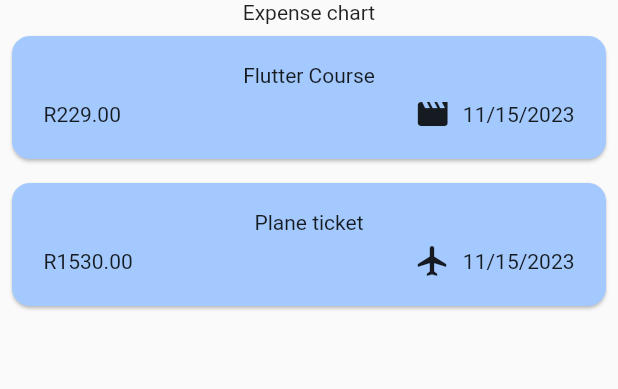
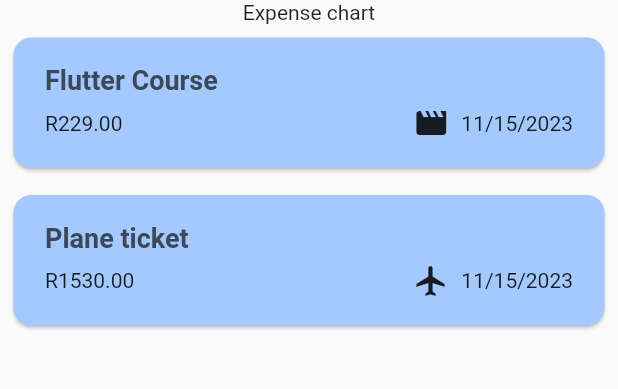
Before and after one commit to Silva3012/expense_harmony, a Flutter app: the screen it shows after launch, on a phone screen of 412 x 824 dp, the part 84-473 px from its top. Run offline on Flutter 3.47's test engine with Material 2 defaults, Android fonts, the light colour scheme and no system bars.

Commit message:
Use theme data in some of the Widgets

```diff
--- a/lib/main.dart
+++ b/lib/main.dart
@@ -16,7 +16,7 @@ void main() {
         ),
         cardTheme: const CardTheme().copyWith(
           color: kColorScheme.inversePrimary,
-          margin: const EdgeInsets.all(8),
+          margin: const EdgeInsets.all(9),
         ),
         elevatedButtonTheme: ElevatedButtonThemeData(
           style: ElevatedButton.styleFrom(
--- a/lib/widgets/expenses.dart
+++ b/lib/widgets/expenses.dart
@@ -67,6 +67,14 @@ class _ExpensesState extends State<Expenses> {
 
   @override
   Widget build(BuildContext context) {
+    Widget homeScreen = const Center(
+      child: Text("No expenses to display. Start adding some!"),
+    );
+
+    if (_documentedExpenses.isNotEmpty) {
+      homeScreen = ExpensesList(_documentedExpenses, _deleteExpense);
+    }
+
     return Scaffold(
       appBar: AppBar(
         title: const Text("Expense Harmony"),
@@ -79,7 +87,7 @@ class _ExpensesState extends State<Expenses> {
         children: [
           const Text("Expense chart"),
           Expanded(
-            child: ExpensesList(_documentedExpenses, _deleteExpense),
+            child: homeScreen,
           ),
         ],
       ),
--- a/lib/widgets/expenses_list/expense_item.dart
+++ b/lib/widgets/expenses_list/expense_item.dart
@@ -12,8 +12,9 @@ class ExpenseItem extends StatelessWidget {
       child: Padding(
         padding: const EdgeInsets.symmetric(horizontal: 21, vertical: 18),
         child: Column(
+          crossAxisAlignment: CrossAxisAlignment.start,
           children: [
-            Text(expense.title),
+            Text(expense.title, style: Theme.of(context).textTheme.titleLarge),
             const SizedBox(height: 6),
             Row(
               children: [
--- a/lib/widgets/expenses_list/expenses_list.dart
+++ b/lib/widgets/expenses_list/expenses_list.dart
@@ -14,6 +14,10 @@ class ExpensesList extends StatelessWidget {
       itemCount: expenses.length,
       itemBuilder: (context, index) => Dismissible(
         key: ValueKey(expenses[index]),
+        background: Container(
+          color:
+              Theme.of(context).colorScheme.onErrorContainer.withOpacity(0.75),
+        ),
         onDismissed: (direction) {
           onDeleteExpense(expenses[index]);
         },
```
